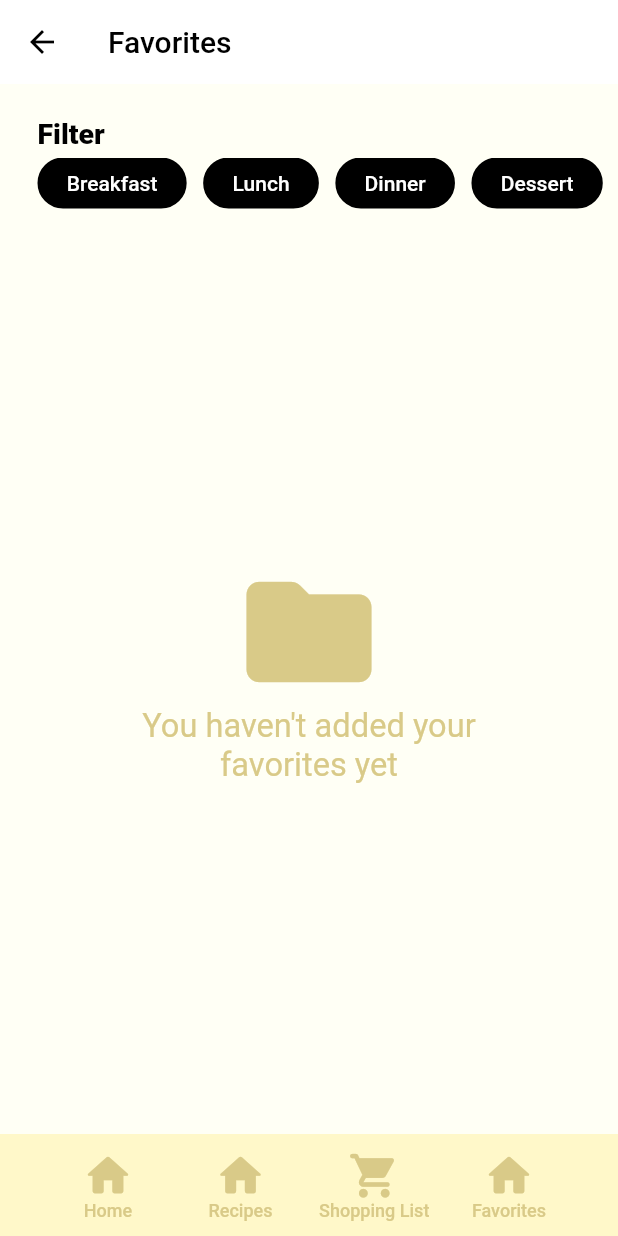
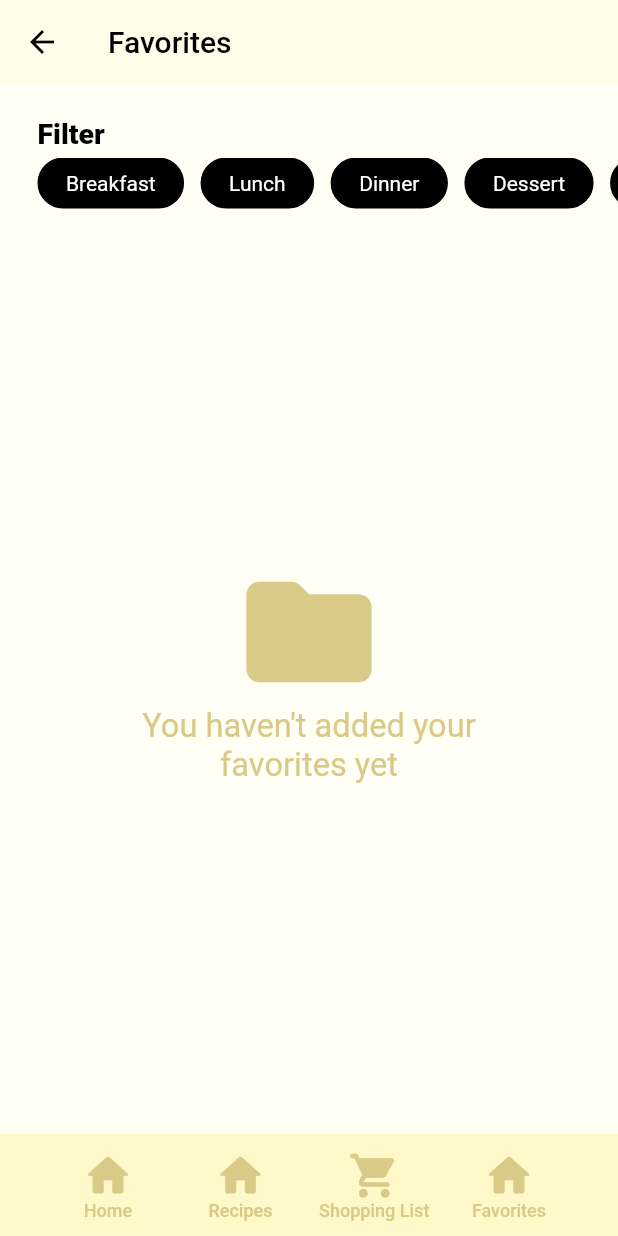
Before and after one commit to Alessa-Gillespie/Kusina-App, a Flutter app: the screen it shows after launch, item 4 of the bottom bar chosen, after a tap on "Breakfast", on a phone screen of 412 x 824 dp. Run offline on Flutter 3.47's test engine with Material 2 defaults, Android fonts, the phone set to English and light mode, and no system bars; our stand-ins replace google_fonts.

Commit message:
1. imported font files roboto and sansita swashed 2. completed app bar theme 3. tweaked the UI design a bit in various pages

```diff
--- a/lib/button_components.dart
+++ b/lib/button_components.dart
@@ -200,7 +200,7 @@ class FilterButton extends StatelessWidget {
       _activeButtonColor = kActiveFilterButtonColor;
   final Color _inactiveBorderColor = kTextColor,
       _activeBorderColor = kActiveFilterButtonColor;
-  final TextStyle _inactiveTextStyle = kFilterButtonText.copyWith(fontWeight: FontWeight.w600),
+  final TextStyle _inactiveTextStyle = kFilterButtonText.copyWith(),
       _activeTextStyle = kFilterButtonText.copyWith(color: Colors.white);
 
   //inherit changeColor() and build() of Parent Class
@@ -226,7 +226,7 @@ class FilterButton extends StatelessWidget {
               ? _inactiveButtonColor
               : _activeButtonColor,
           border: Border.all(
-              width: 1.5,
+              width: 1,
               color: _isPressed == false //border color
                   ? _inactiveBorderColor
                   : _activeBorderColor
--- a/lib/main.dart
+++ b/lib/main.dart
@@ -44,6 +44,8 @@ import 'package:flutter/material.dart';
 import 'package:flutter/services.dart'; // (^0)
 import 'package:kusina_app_v3/routes//app_routes.dart';
 import 'package:kusina_app_v3/stateManagement/buttons.dart';
+import 'package:kusina_app_v3/styles.dart';
+import 'package:google_fonts/google_fonts.dart';
 
 void main() {
   WidgetsFlutterBinding.ensureInitialized();
@@ -69,12 +71,14 @@ class MyApp extends StatelessWidget {
       routes: AppRoutes.routes,
       theme: ThemeData( // (^4)
        // primarySwatch: Colors.blue, (Ignore For Now)
+        textTheme: GoogleFonts.robotoTextTheme(), //default font family
         appBarTheme: AppBarTheme( // (^5))
-          backgroundColor: Colors.white, // (^6)
+          backgroundColor: kAppBarBackgroundColor, // (^6)
           elevation: 0, // (^7)
           iconTheme: IconThemeData(color: Colors.black), // (^7)
           foregroundColor: Colors.black, // (^8)
         ),
+        scaffoldBackgroundColor: kBackgroundColor,
       ),
     );
   }
--- a/lib/recipe_block.dart
+++ b/lib/recipe_block.dart
@@ -23,7 +23,7 @@ class RecipeBlock extends StatelessWidget {
                 boxShadow:  [
                   BoxShadow(
                     color: Colors.grey.withOpacity(0.5),
-                    blurRadius: 9,
+                    blurRadius: 5,
                     offset: Offset(0, 1), // changes position of shadow
                   ),
                 ]
--- a/lib/screens/home_page_screen.dart
+++ b/lib/screens/home_page_screen.dart
@@ -1,4 +1,6 @@
+//TODO: disable back button in app from home
 import 'package:flutter/material.dart';
+import 'package:google_fonts/google_fonts.dart';
 import 'package:kusina_app_v3/recipe_block.dart';
 import 'package:kusina_app_v3/button_components.dart';
 import 'package:kusina_app_v3/routes//app_routes.dart';
@@ -38,7 +40,15 @@ class _HomePageScreenState extends State<HomePageScreen> {
       backgroundColor: kBackgroundColor,
       appBar: AppBar(
         //TODO: edit the header (add color, change font style)
-        title: Text('Kusina'),
+        title: Text(
+          'Kusina',
+          style: GoogleFonts.sansitaSwashed(
+            textStyle: Theme.of(context).textTheme.displayLarge,
+            fontSize: 25,
+            fontWeight: FontWeight.w700,
+          ),
+        ),
+        automaticallyImplyLeading: false,
       ),
       body: ListView(
         children: <Widget>[
@@ -84,12 +94,21 @@ class _HomePageScreenState extends State<HomePageScreen> {
                 children: <Widget>[
                   Row(
                     mainAxisAlignment: MainAxisAlignment.spaceBetween,
-                    children: <Text>[
+                    children: <Widget>[
                       Text(
                         'Recipe Suggestions',
                         style: kBodyBoldTextStyle,
                       ),
-                      Text('See more', style: kSmallTextStyle),
+                      TextButton(
+                        onPressed: (){
+                          //TODO: link to recipes page (no selected ingredients)
+                          Navigator.pushNamed(context, AppRoutes.ingredientsPageScreen);
+                        },
+                        child: Text(
+                            'See more',
+                            style: kSmallTextStyle
+                        ),
+                      ),
                     ],
                   ),
                   SizedBox(
--- a/lib/screens/ingredients_page_screen.dart
+++ b/lib/screens/ingredients_page_screen.dart
@@ -146,7 +146,6 @@ class _ingredientsPageScreenState extends State<IngredientsPageScreen> {
     return Scaffold(
       appBar: AppBar(
         title: Text('Ingredients'),
-        backgroundColor: Colors.white,
       ),
       body: SafeArea(
         child: SingleChildScrollView( // Making Widget below it scrollable.
--- a/lib/screens/results_page_screen.dart
+++ b/lib/screens/results_page_screen.dart
@@ -82,7 +82,6 @@ class resultsPageScreenState extends State<ResultsPageScreen> {
     return Scaffold(
         appBar: AppBar(
           title: Text('Results'),
-          backgroundColor: Colors.white,
         ),
         body: SafeArea(
             child: SingleChildScrollView(
--- a/lib/screens/shopping_list_screen.dart
+++ b/lib/screens/shopping_list_screen.dart
@@ -23,12 +23,12 @@ class _shoppingListState extends State<ShoppingList> {
           mainAxisAlignment: MainAxisAlignment.center,
           children: <Widget>[
             Icon(
-              Icons.folder_rounded,
+              Icons.shopping_cart_rounded,
               color: kEmptyPageTextColor,
               size: 100,
             ),
             Text(
-              'You haven\'t added your\nfavorites yet',
+              'Your shopping list is empty',
               textAlign: TextAlign.center,
               style: kEmptyPageTextTextStyle,
             )
--- a/lib/styles.dart
+++ b/lib/styles.dart
@@ -2,7 +2,7 @@ import 'package:flutter/material.dart';
 
 //COLORS
 const kActiveFilledButtonColor = Color(0xFFF5BD1F);
-const kAppBar = Color(0xFFFFFCE7);
+const kAppBarBackgroundColor = Color(0xFFFFFCE7);
 const kBackgroundColor = Color(0xFFFFFFF5);
 const kBlockColor = Colors.white;
 const kMainColor = Color(0xFFEFD003);
@@ -54,7 +54,6 @@ const kNavBarTextTextStyle = TextStyle(
 
 const kRecipeBlockTextTextStyle = TextStyle(
   fontSize: 19,
-  fontWeight: FontWeight.w800,
   height: 1.1,
   color: kTextColor,
 );
@@ -96,6 +95,5 @@ const kIngredientButtonText = TextStyle(
 
 const kFilterButtonText = TextStyle(
   fontSize: 14,
-  fontWeight: FontWeight.w500,
   color: kTextColor,
 );
--- a/pubspec.yaml
+++ b/pubspec.yaml
@@ -36,6 +36,7 @@ dependencies:
   # The following adds the Cupertino Icons font to your application.
   # Use with the CupertinoIcons class for iOS style icons.
   cupertino_icons: ^1.0.2
+  google_fonts: ^6.1.0
 
 dev_dependencies:
   flutter_test:
```
Also changed, not shown: pubspec.lock, 1 other file.
